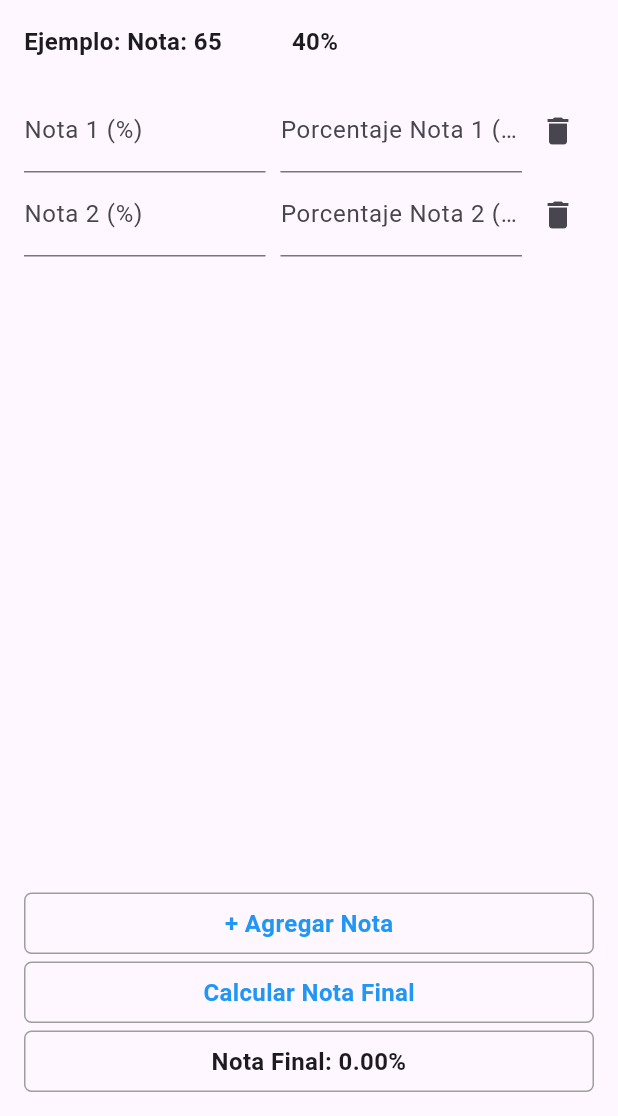
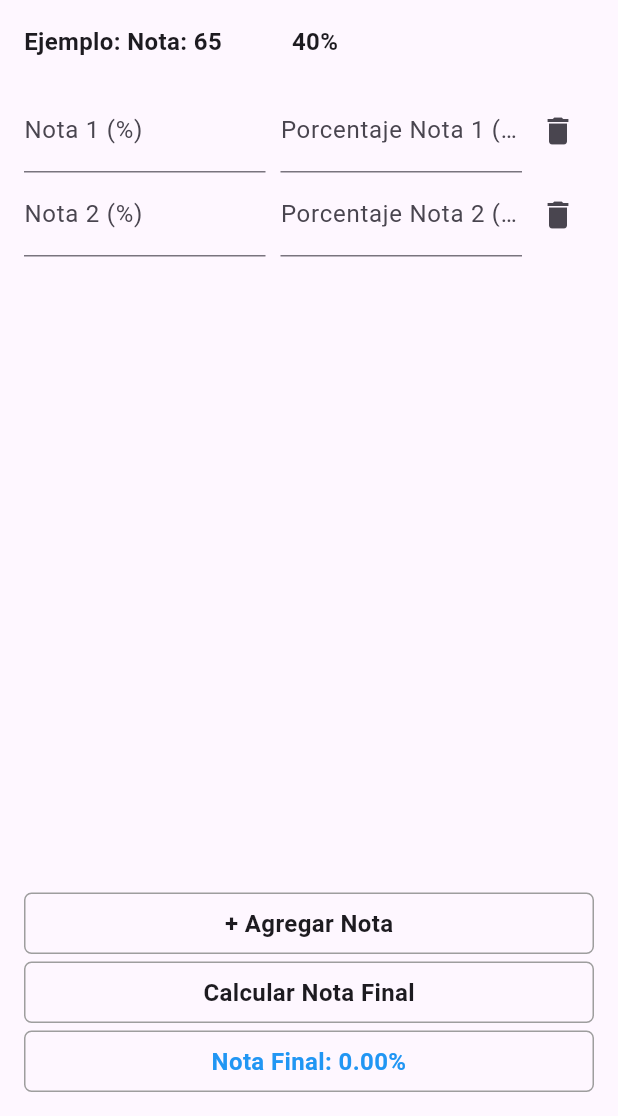
Before and after one commit to Gokarson1/AgendaCompuMovil, a Flutter app: the PagCalculadora screen opened directly, on a phone screen of 412 x 824 dp, the part 120-1236 px from its top. Run offline on Flutter 3.47's test engine with Material 3 defaults, Android fonts, the phone set to English and light mode, and no system bars; our stand-ins replace dio, firebase_auth, firebase_core, google_sign_in, logger, shared_preferences and 1 more; accounts and stored records are empty.

```diff
--- a/lib/Pages/pagcalculadora.dart
+++ b/lib/Pages/pagcalculadora.dart
@@ -137,7 +137,6 @@ class _PagCalculadoraState extends State<PagCalculadora> {
         style: TextStyle(
           fontSize: 16.0,
           fontWeight: FontWeight.bold,
-          color: Colors.blue, // Color del texto
         ),
       ),
     ),
@@ -158,7 +157,6 @@ GestureDetector(
         style: TextStyle(
           fontSize: 16.0,
           fontWeight: FontWeight.bold,
-          color: Colors.blue, // Color del texto
         ),
       ),
     ),
@@ -179,6 +177,7 @@ const SizedBox(height: 5),
       style: const TextStyle(
         fontSize: 16.0,
         fontWeight: FontWeight.bold,
+        color: Colors.blue,
       ),
     ),
   ),
```
